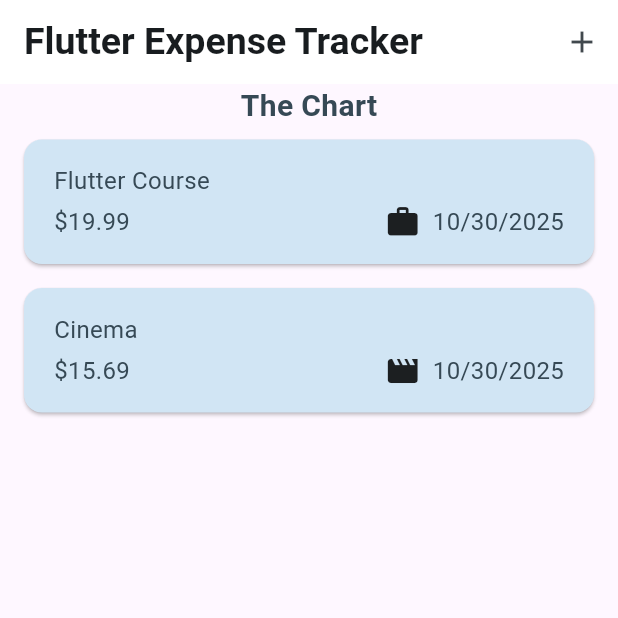
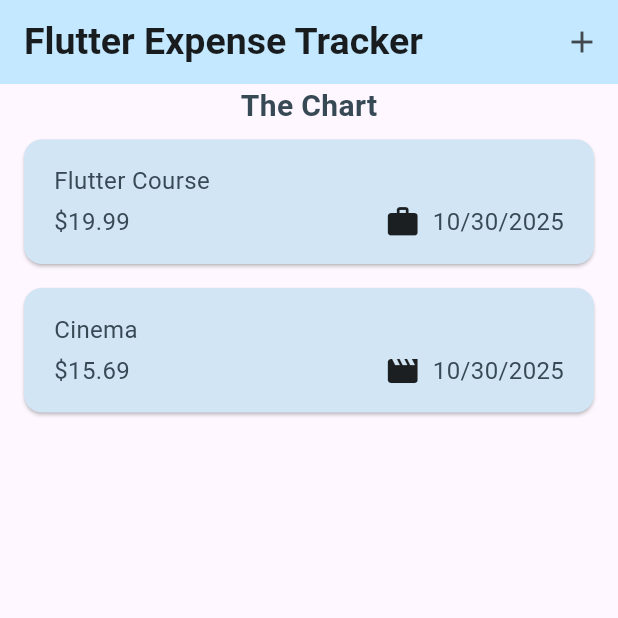
Before and after one commit to rakhisyudha/expense_tracker, a Flutter app: the screen it shows after launch, on a phone screen of 412 x 824 dp, the top half of it. Run offline on Flutter 3.47's test engine with Material 3 defaults, Android fonts, the phone set to English and light mode, and no system bars.

```diff
--- a/lib/widgets/expenses.dart
+++ b/lib/widgets/expenses.dart
@@ -79,7 +79,7 @@ class _ExpensesState extends State<Expenses> {
 
     return Scaffold(
       appBar: AppBar(
-        backgroundColor: Colors.white,
+        backgroundColor: Theme.of(context).colorScheme.primaryContainer,
         title: Text('Flutter Expense Tracker'),
         actions: [
           IconButton(
```
Also changed, not shown: lib/main.dart (+17 -0 lines).
